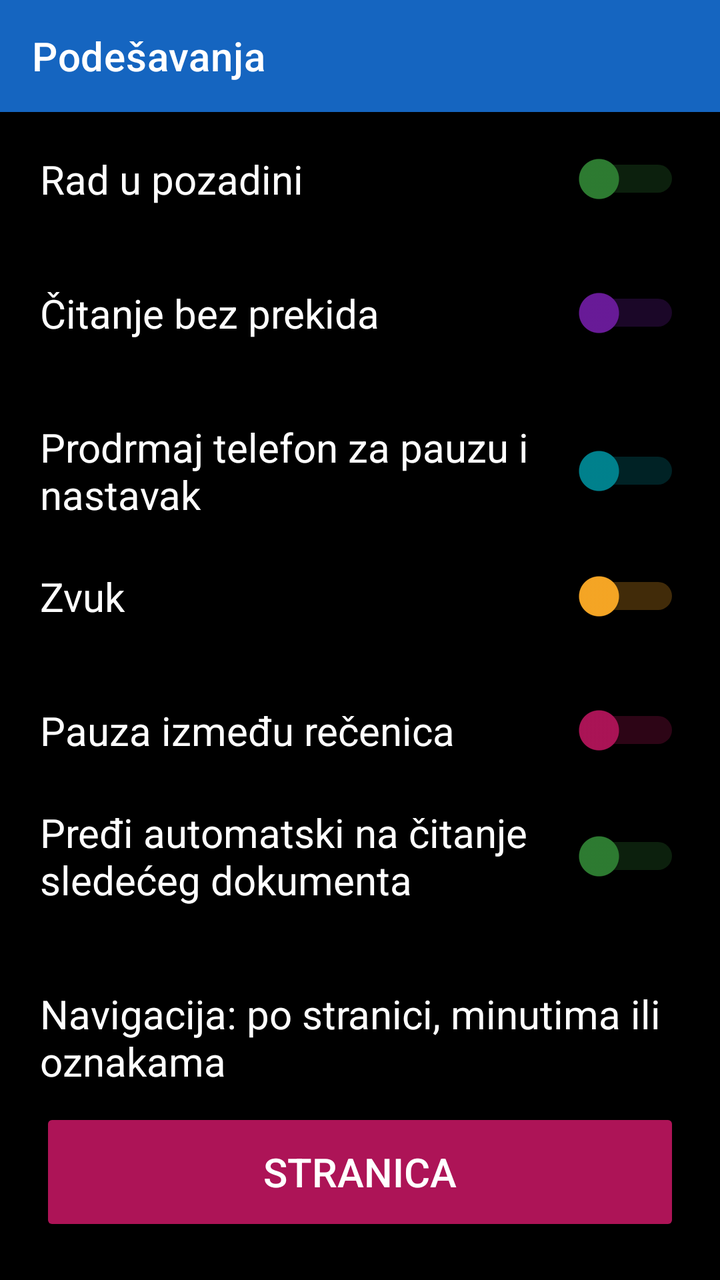
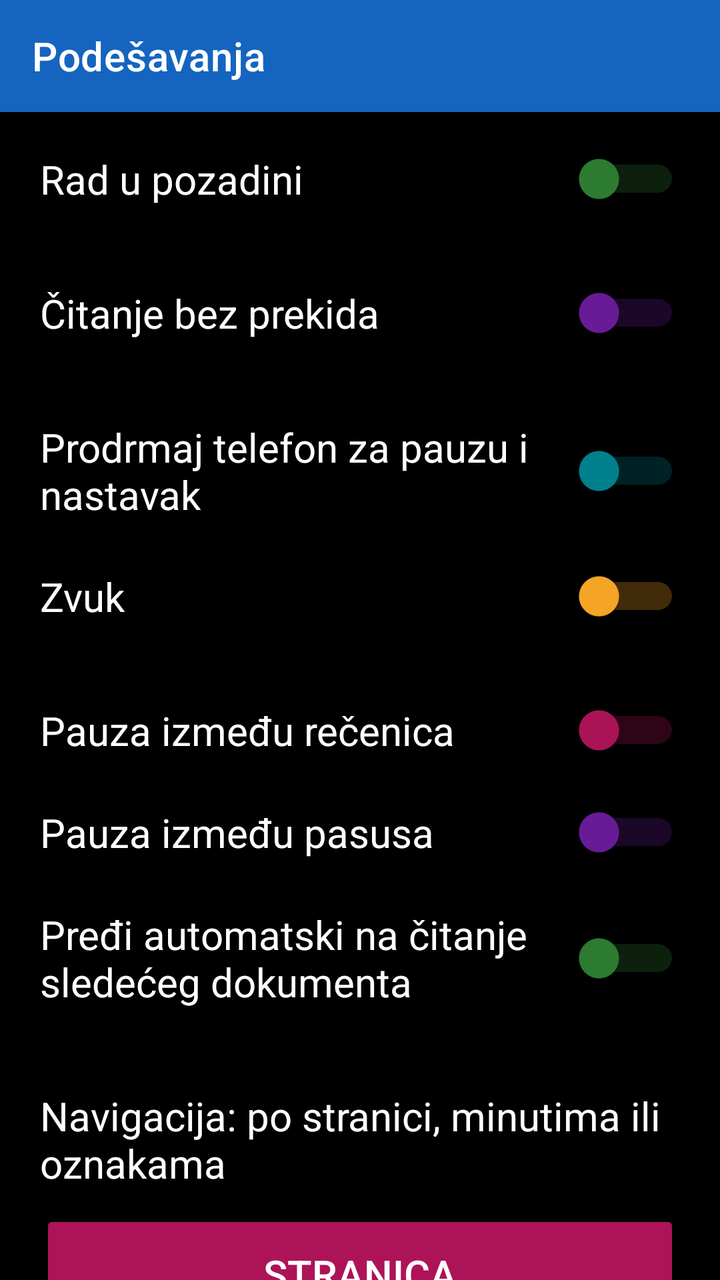

An Android layout rendered at two revisions. The XML below is the earlier revision; the diff shows what the commit changed to produce the second picture.
<!-- AndroidManifest.xml: application theme Theme.RecPoRec -->
<!-- res/layout/activity_settings.xml -->
<?xml version="1.0" encoding="utf-8"?>
<LinearLayout xmlns:android="http://schemas.android.com/apk/res/android"
    xmlns:app="http://schemas.android.com/apk/res-auto"
    android:layout_width="match_parent"
    android:layout_height="match_parent"
    android:orientation="vertical"
    android:fitsSystemWindows="true"
    android:background="@color/background">

    <androidx.appcompat.widget.Toolbar
        android:id="@+id/toolbar"
        android:layout_width="match_parent"
        android:layout_height="?attr/actionBarSize"
        android:background="@color/btn_voice"
        android:titleTextColor="@color/text_primary"
        app:title="@string/menu_settings" />

    <ScrollView
        android:layout_width="match_parent"
        android:layout_height="0dp"
        android:layout_weight="1">

    <LinearLayout
        android:layout_width="match_parent"
        android:layout_height="wrap_content"
        android:orientation="vertical">

    <Switch
        android:id="@+id/switchBackground"
        android:layout_width="match_parent"
        android:layout_height="wrap_content"
        android:padding="20dp"
        android:textSize="20sp"
        android:textColor="@color/text_primary"
        android:thumbTint="@color/btn_chapter"
        android:trackTint="@color/btn_chapter"
        android:text="@string/setting_background"
        android:contentDescription="@string/setting_background" />

    <Switch
        android:id="@+id/switchUninterrupted"
        android:layout_width="match_parent"
        android:layout_height="wrap_content"
        android:padding="20dp"
        android:textSize="20sp"
        android:textColor="@color/text_primary"
        android:thumbTint="@color/btn_timer"
        android:trackTint="@color/btn_timer"
        android:text="@string/setting_uninterrupted"
        android:contentDescription="@string/setting_uninterrupted" />

    <LinearLayout
        android:layout_width="match_parent"
        android:layout_height="wrap_content"
        android:orientation="vertical"
        android:paddingStart="20dp"
        android:paddingEnd="20dp"
        android:paddingTop="20dp"
        android:paddingBottom="4dp">

        <Switch
            android:id="@+id/switchShake"
            android:layout_width="match_parent"
            android:layout_height="wrap_content"
            android:textSize="20sp"
            android:textColor="@color/text_primary"
            android:thumbTint="@color/btn_speed"
            android:trackTint="@color/btn_speed"
            android:text="@string/setting_shake"
            android:contentDescription="@string/setting_shake" />

        
        <RadioGroup
            android:id="@+id/groupShakeSensitivity"
            android:layout_width="match_parent"
            android:layout_height="wrap_content"
            android:orientation="horizontal"
            android:layout_marginTop="10dp"
            android:visibility="gone">

            <RadioButton
                android:id="@+id/radioShakeLight"
                android:layout_width="0dp"
                android:layout_height="wrap_content"
                android:layout_weight="1"
                android:textSize="18sp"
                android:textColor="@color/text_primary"
                android:buttonTint="@color/btn_speed"
                android:text="Blago" />

            <RadioButton
                android:id="@+id/radioShakeMedium"
                android:layout_width="0dp"
                android:layout_height="wrap_content"
                android:layout_weight="1"
                android:textSize="18sp"
                android:textColor="@color/text_primary"
                android:buttonTint="@color/btn_speed"
                android:text="Srednje" />

            <RadioButton
                android:id="@+id/radioShakeStrong"
                android:layout_width="0dp"
                android:layout_height="wrap_content"
                android:layout_weight="1"
                android:textSize="18sp"
                android:textColor="@color/text_primary"
                android:buttonTint="@color/btn_speed"
                android:text="Jako" />
        </RadioGroup>
    </LinearLayout>

    <Switch
        android:id="@+id/switchSound"
        android:layout_width="match_parent"
        android:layout_height="wrap_content"
        android:padding="20dp"
        android:textSize="20sp"
        android:textColor="@color/text_primary"
        android:thumbTint="@color/btn_volume"
        android:trackTint="@color/btn_volume"
        android:text="Zvuk"
        android:contentDescription="Zvuk - kratak zvuk pri dodiru dugmadi" />

    <LinearLayout
        android:layout_width="match_parent"
        android:layout_height="wrap_content"
        android:orientation="vertical"
        android:paddingStart="20dp"
        android:paddingEnd="20dp"
        android:paddingTop="20dp"
        android:paddingBottom="4dp">

        <Switch
            android:id="@+id/switchSentencePause"
            android:layout_width="match_parent"
            android:layout_height="wrap_content"
            android:textSize="20sp"
            android:textColor="@color/text_primary"
            android:thumbTint="@color/btn_page_nav"
            android:trackTint="@color/btn_page_nav"
            android:text="@string/setting_sentence_pause"
            android:contentDescription="@string/setting_sentence_pause" />

        
        <RadioGroup
            android:id="@+id/groupSentencePauseMs"
            android:layout_width="match_parent"
            android:layout_height="wrap_content"
            android:orientation="horizontal"
            android:layout_marginTop="10dp"
            android:visibility="gone">

            <RadioButton
                android:id="@+id/radioPause300"
                android:layout_width="0dp"
                android:layout_height="wrap_content"
                android:layout_weight="1"
                android:textSize="18sp"
                android:textColor="@color/text_primary"
                android:buttonTint="@color/btn_page_nav"
                android:text="300 ms" />

            <RadioButton
                android:id="@+id/radioPause400"
                android:layout_width="0dp"
                android:layout_height="wrap_content"
                android:layout_weight="1"
                android:textSize="18sp"
                android:textColor="@color/text_primary"
                android:buttonTint="@color/btn_page_nav"
                android:text="400 ms" />

            <RadioButton
                android:id="@+id/radioPause500"
                android:layout_width="0dp"
                android:layout_height="wrap_content"
                android:layout_weight="1"
                android:textSize="18sp"
                android:textColor="@color/text_primary"
                android:buttonTint="@color/btn_page_nav"
                android:text="500 ms" />
        </RadioGroup>
    </LinearLayout>

    <Switch
        android:id="@+id/switchAutoNext"
        android:layout_width="match_parent"
        android:layout_height="wrap_content"
        android:padding="20dp"
        android:textSize="20sp"
        android:textColor="@color/text_primary"
        android:thumbTint="@color/btn_chapter"
        android:trackTint="@color/btn_chapter"
        android:text="@string/setting_auto_next"
        android:contentDescription="@string/setting_auto_next" />

    <LinearLayout
        android:layout_width="match_parent"
        android:layout_height="wrap_content"
        android:orientation="vertical"
        android:padding="20dp">

        <TextView
            android:layout_width="match_parent"
            android:layout_height="wrap_content"
            android:textSize="20sp"
            android:textColor="@color/text_primary"
            android:text="Navigacija: po stranici, minutima ili oznakama" />

        <Button
            android:id="@+id/btnNavigationMode"
            android:layout_width="match_parent"
            android:layout_height="64dp"
            android:layout_marginTop="10dp"
            android:textSize="20sp"
            android:backgroundTint="@color/btn_page_nav"
            android:textColor="@color/button_text"
            android:text="Stranica" />
    </LinearLayout>

    <Button
        android:id="@+id/btnResetGeneralDefaults"
        android:layout_width="match_parent"
        android:layout_height="64dp"
        android:layout_margin="20dp"
        android:textSize="20sp"
        android:backgroundTint="@color/btn_page_nav"
        android:textColor="@color/button_text"
        android:text="Vrati na zadano" />

    </LinearLayout>
    </ScrollView>

</LinearLayout>
<!-- resources referenced by this layout -->
<resources>
  <color name="background">#000000</color>
  <color name="btn_chapter">#2E7D32</color>
  <color name="btn_page_nav">#AD1457</color>
  <color name="btn_speed">#00838F</color>
  <color name="btn_timer">#6A1B9A</color>
  <color name="btn_voice">#1565C0</color>
  <color name="btn_volume">#F9A825</color>
  <color name="button_text">#FFFFFF</color>
  <color name="text_primary">#FFFFFF</color>
  <string name="menu_settings">Podešavanja</string>
  <string name="setting_auto_next">Pređi automatski na čitanje sledećeg dokumenta</string>
  <string name="setting_background">Rad u pozadini</string>
  <string name="setting_sentence_pause">Pauza između rečenica</string>
  <string name="setting_shake">Prodrmaj telefon za pauzu i nastavak</string>
  <string name="setting_uninterrupted">Čitanje bez prekida</string>
  <style name="Theme.RecPoRec" parent="Theme.MaterialComponents.DayNight.NoActionBar">
          <item name="android:windowBackground">@color/background</item>
          <item name="android:textColorPrimary">@color/text_primary</item>
          <item name="colorPrimary">@color/btn_voice</item>
          <item name="colorOnPrimary">@color/button_text</item>
          <item name="alertDialogTheme">@style/RecPoRecAlertDialog</item>
          <item name="android:alertDialogTheme">@style/RecPoRecAlertDialog</item>
      </style>
  <style name="RecPoRecAlertDialog" parent="Theme.AppCompat.DayNight.Dialog.Alert">
          <item name="android:windowBackground">@color/background</item>
          <item name="android:textColorPrimary">@color/text_primary</item>
          <item name="colorAccent">@color/btn_goto_page</item>
          <item name="android:textAppearanceMedium">@style/RecPoRecDialogText</item>
          <item name="android:textAppearanceListItem">@style/RecPoRecDialogText</item>
          <item name="android:textAppearanceListItemSmall">@style/RecPoRecDialogText</item>
          <item name="buttonBarPositiveButtonStyle">@style/RecPoRecDialogButton</item>
          <item name="buttonBarNegativeButtonStyle">@style/RecPoRecDialogButton</item>
          <item name="buttonBarNeutralButtonStyle">@style/RecPoRecDialogButton</item>
      </style>
  <color name="btn_goto_page">#5D4037</color>
  <style name="RecPoRecDialogText" parent="TextAppearance.AppCompat.Medium">
          <item name="android:textSize">20sp</item>
          <item name="android:textColor">@color/text_primary</item>
      </style>
  <style name="RecPoRecDialogButton" parent="Widget.AppCompat.Button.ButtonBar.AlertDialog">
          <item name="android:textSize">18sp</item>
          <item name="android:textColor">@color/btn_goto_page</item>
          <item name="android:textStyle">bold</item>
      </style>
</resources>

<!-- the commit's change to res/layout/activity_settings.xml (unified diff, before → after) -->
@@ -143,44 +143,85 @@
             android:contentDescription="@string/setting_sentence_pause" />
 
         
-        <RadioGroup
+        <LinearLayout
             android:id="@+id/groupSentencePauseMs"
             android:layout_width="match_parent"
             android:layout_height="wrap_content"
-            android:orientation="horizontal"
+            android:orientation="vertical"
             android:layout_marginTop="10dp"
             android:visibility="gone">
 
-            <RadioButton
-                android:id="@+id/radioPause300"
-                android:layout_width="0dp"
-                android:layout_height="wrap_content"
-                android:layout_weight="1"
-                android:textSize="18sp"
-                android:textColor="@color/text_primary"
-                android:buttonTint="@color/btn_page_nav"
-                android:text="300 ms" />
-
-            <RadioButton
-                android:id="@+id/radioPause400"
-                android:layout_width="0dp"
-                android:layout_height="wrap_content"
-                android:layout_weight="1"
-                android:textSize="18sp"
-                android:textColor="@color/text_primary"
-                android:buttonTint="@color/btn_page_nav"
-                android:text="400 ms" />
-
-            <RadioButton
-                android:id="@+id/radioPause500"
-                android:layout_width="0dp"
-                android:layout_height="wrap_content"
-                android:layout_weight="1"
-                android:textSize="18sp"
-                android:textColor="@color/text_primary"
-                android:buttonTint="@color/btn_page_nav"
-                android:text="500 ms" />
-        </RadioGroup>
+            <TextView
+                android:id="@+id/textSentencePauseStatus"
+                android:layout_width="match_parent"
+                android:layout_height="wrap_content"
+                android:gravity="center"
+                android:textSize="18sp"
+                android:textColor="@color/text_primary"
+                android:accessibilityLiveRegion="polite"
+                android:text="Pauza između rečenica: 300 ms" />
+
+            <SeekBar
+                android:id="@+id/seekSentencePause"
+                android:layout_width="match_parent"
+                android:layout_height="wrap_content"
+                android:contentDescription="Trajanje pauze između rečenica u milisekundama"
+                android:max="1000"
+                android:progress="300"
+                android:progressTint="@color/btn_page_nav"
+                android:thumbTint="@color/btn_page_nav" />
+        </LinearLayout>
+    </LinearLayout>
+
+    <LinearLayout
+        android:layout_width="match_parent"
+        android:layout_height="wrap_content"
+        android:orientation="vertical"
+        android:paddingStart="20dp"
+        android:paddingEnd="20dp"
+        android:paddingTop="20dp"
+        android:paddingBottom="4dp">
+
+        <Switch
+            android:id="@+id/switchParagraphPause"
+            android:layout_width="match_parent"
+            android:layout_height="wrap_content"
+            android:textSize="20sp"
+            android:textColor="@color/text_primary"
+            android:thumbTint="@color/btn_timer"
+            android:trackTint="@color/btn_timer"
+            android:text="Pauza između pasusa"
+            android:contentDescription="Pauza između pasusa - primenjuje se umesto obične pauze na kraju pasusa" />
+
+        
+        <LinearLayout
+            android:id="@+id/groupParagraphPauseMs"
+            android:layout_width="match_parent"
+            android:layout_height="wrap_content"
+            android:orientation="vertical"
+            android:layout_marginTop="10dp"
+            android:visibility="gone">
+
+            <TextView
+                android:id="@+id/textParagraphPauseStatus"
+                android:layout_width="match_parent"
+                android:layout_height="wrap_content"
+                android:gravity="center"
+                android:textSize="18sp"
+                android:textColor="@color/text_primary"
+                android:accessibilityLiveRegion="polite"
+                android:text="Pauza između pasusa: 800 ms" />
+
+            <SeekBar
+                android:id="@+id/seekParagraphPause"
+                android:layout_width="match_parent"
+                android:layout_height="wrap_content"
+                android:contentDescription="Trajanje pauze između pasusa u milisekundama"
+                android:max="3000"
+                android:progress="800"
+                android:progressTint="@color/btn_timer"
+                android:thumbTint="@color/btn_timer" />
+        </LinearLayout>
     </LinearLayout>
 
     <Switch
